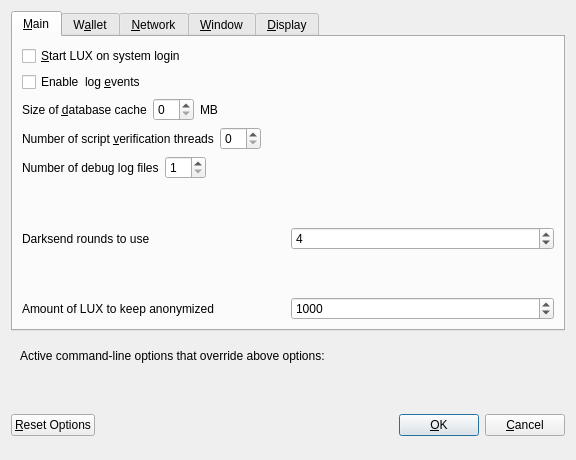
Qt form src/qt/forms/optionsdialog.ui (LUX-Core/lux) before a commit.
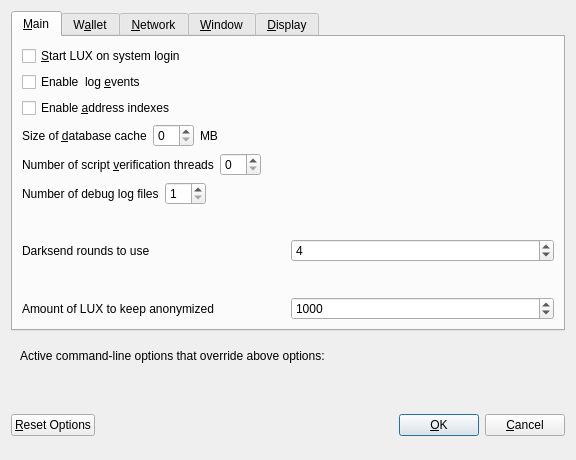
The same form after that commit. The open tabs and pages were chosen to show the change. Custom widgets are drawn as their Qt base class.

What changed in the file:
```diff
--- a/src/qt/forms/optionsdialog.ui
+++ b/src/qt/forms/optionsdialog.ui
@@ -44,6 +44,13 @@
          </property>
         </widget>
        </item>
+       <item>
+        <widget class="QCheckBox" name="addressIndex">
+         <property name="text">
+          <string>Enable &amp;address indexes</string>
+         </property>
+        </widget>
+       </item>
        <item>
         <layout class="QHBoxLayout" name="horizontalLayout_2_Main">
          <item>
```
